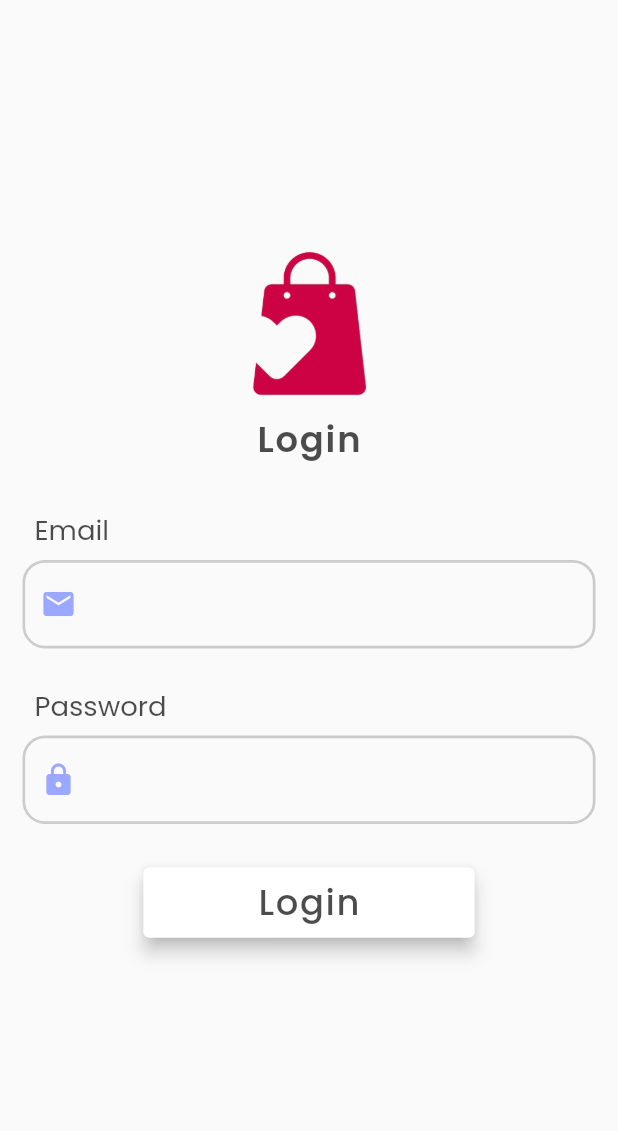
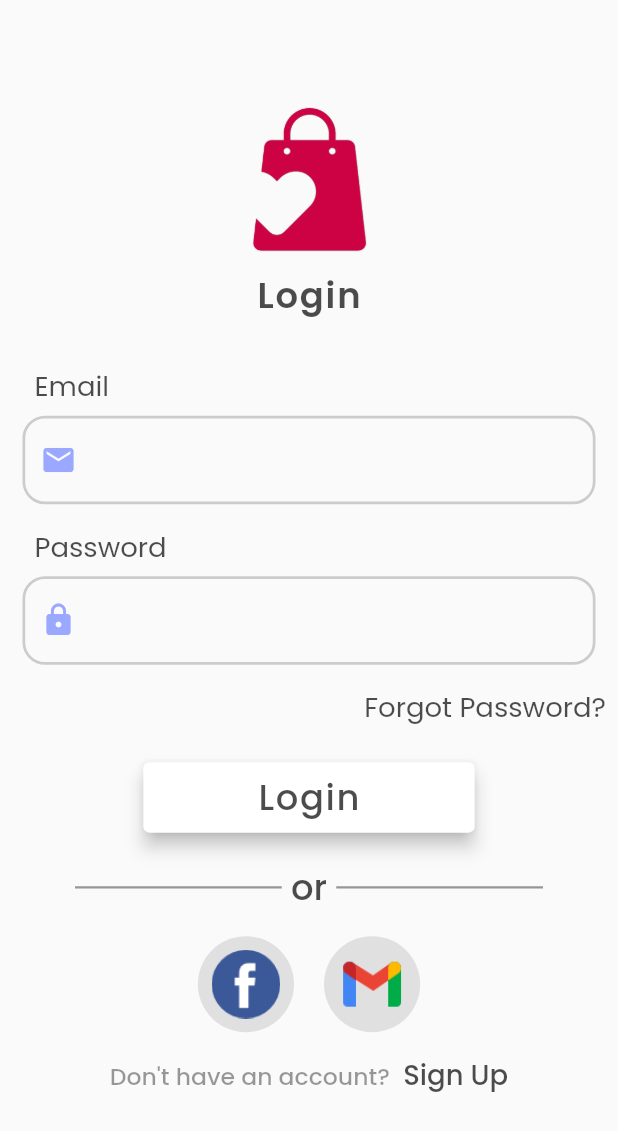
Before and after one commit to Shawon954/love_shop, a Flutter app: the LoginView screen opened by its route, on a phone screen of 412 x 824 dp. Shown: the top 1131 px of the screen. Run offline on Flutter 3.47's test engine with Material 2 defaults, Android fonts, the phone set to English and light mode, and no system bars; our stand-ins replace flutter_screenutil, get, google_fonts, lottie; missing offline and left inert: intro_screen_onboarding_flutter.

Commit message:
Login screen Completed

```diff
--- a/lib/app/app_color/app_colors.dart
+++ b/lib/app/app_color/app_colors.dart
@@ -5,6 +5,7 @@ class AppColor{
   AppColor._();
 
   static const white = Color(0xffffffff);
+  static const white70 = Color(0xb3f1f1f1);
   static const primary = Color(0xFF6484FF);
   static const primaryLight = Color(0xFF7D92FF);
   static const primaryLighter = Color(0xFF9AA8FF);
--- a/lib/app/app_image/appimage.dart
+++ b/lib/app/app_image/appimage.dart
@@ -4,6 +4,11 @@ class AppImage{
 
   static const splashimage = "assets/splash/splash.png";
 
+  static const loginicon = "assets/login_icon";
+
+
+  static const facebook_icon = "${loginicon}/facebook.png";
+  static const gmail_icon = "${loginicon}/gmail.png";
 
 
 }
--- a/lib/app/app_string/app_string.dart
+++ b/lib/app/app_string/app_string.dart
@@ -9,6 +9,11 @@ class AppString{
    static const logintext = "Login";
    static const emailtext = "Email";
    static const passwordtext = "Password";
+   static const forgotpassword = "Forgot Password?";
+   static const or = " or ";
+   static const donthave = "Don't have an account? ";
+   static const signup = " Sign Up";
+
 
 
 
--- a/lib/app/modules/login/views/login_view.dart
+++ b/lib/app/modules/login/views/login_view.dart
@@ -13,8 +13,7 @@ import '../../../widget/button/button.dart';
 import '../controllers/login_controller.dart';
 
 class LoginView extends GetView<LoginController> {
-
-  final LoginController  loginController = Get.put(LoginController());
+  final LoginController loginController = Get.put(LoginController());
 
   LoginView({Key? key}) : super(key: key);
   @override
@@ -27,85 +26,115 @@ class LoginView extends GetView<LoginController> {
           scrollDirection: Axis.vertical,
           child: Center(
             child: Column(
-
               crossAxisAlignment: CrossAxisAlignment.center,
               children: [
                 SizedBox(
-                  height: size.height/5.0,
+                  height: size.height / 12.0,
                 ),
-                Image.asset(AppImage.splashimage,height: size.height/8.2,width:size.width/4.2 ,),
+                Image.asset(
+                  AppImage.splashimage,
+                  height: size.height / 8.2,
+                  width: size.width / 4.2,
+                ),
                 SizedBox(
                   height: BaseSize.Space_10,
                 ),
-                Text(AppString.logintext,style: textStyle(fontsize: 18.sp,fontWidget: FontWeight.w600,color: AppColor.textDark70,letterSpacing: 1.2),),
+                Text(
+                  AppString.logintext,
+                  style: textStyle(
+                      fontsize: 18.sp,
+                      fontWidget: FontWeight.w600,
+                      color: AppColor.textDark70,
+                      letterSpacing: 1.2),
+                ),
                 SizedBox(
                   height: BaseSize.Space_30,
                 ),
                 Padding(
-                  padding: const EdgeInsets.only(left: BaseSize.Space_15,right: BaseSize.Space_15),
+                  padding: const EdgeInsets.only(
+                      left: BaseSize.Space_15, right: BaseSize.Space_15),
                   child: Form(
                     key: controller.loginkey,
                     child: Column(
                       crossAxisAlignment: CrossAxisAlignment.start,
                       children: [
                         Padding(
-                        padding: const EdgeInsets.only(left: BaseSize.Space_8),
-                        child: Text(AppString.emailtext,style: textStyle(fontsize: 14.sp,color: AppColor.textDark70,fontWidget: FontWeight.w400),),
+                          padding:
+                              const EdgeInsets.only(left: BaseSize.Space_8),
+                          child: Text(
+                            AppString.emailtext,
+                            style: textStyle(
+                                fontsize: 14.sp,
+                                color: AppColor.textDark70,
+                                fontWidget: FontWeight.w400),
                           ),
-                       SizedBox(height: BaseSize.Space_5,),
-
+                        ),
+                        SizedBox(
+                          height: BaseSize.Space_5,
+                        ),
                         TextFormField(
                           controller: controller.loginemailcontroller,
                           keyboardType: TextInputType.emailAddress,
                           decoration: InputDecoration(
-                           prefixIcon: Icon(Icons.email,color: AppColor.primaryLighter,),
+                            prefixIcon: Icon(
+                              Icons.email,
+                              color: AppColor.primaryLighter,
+                            ),
                             focusedBorder: OutlineInputBorder(
-
-                             borderRadius: BorderRadius.all(Radius.circular(12)),
+                                borderRadius:
+                                    BorderRadius.all(Radius.circular(12)),
                                 borderSide: BorderSide(
                                   color: AppColor.shadowDark40,
                                   width: 1.8,
-                             )
+                                )),
+                            enabledBorder: OutlineInputBorder(
+                              borderRadius:
+                                  BorderRadius.all(Radius.circular(15)),
+                              borderSide: BorderSide(
+                                  color: AppColor.shadowDark50, width: 1.8),
                             ),
-                           enabledBorder: OutlineInputBorder(
-                             borderRadius: BorderRadius.all(Radius.circular(15)),
-                             borderSide: BorderSide(
-                                 color:  AppColor.shadowDark50,width: 1.8
-                             ),
-                           ),
-
                           ),
                         ),
                         SizedBox(
-                        height: BaseSize.Space_25,
+                          height: BaseSize.Space_15,
                         ),
                         Padding(
-                        padding: const EdgeInsets.only(left: BaseSize.Space_8),
-                        child: Text(AppString.passwordtext,style: textStyle(fontsize: 14.sp,color: AppColor.textDark70,fontWidget: FontWeight.w400),),
+                          padding:
+                              const EdgeInsets.only(left: BaseSize.Space_8),
+                          child: Text(
+                            AppString.passwordtext,
+                            style: textStyle(
+                                fontsize: 14.sp,
+                                color: AppColor.textDark70,
+                                fontWidget: FontWeight.w400),
                           ),
-                      SizedBox(height: BaseSize.Space_5,),
+                        ),
+                        SizedBox(
+                          height: BaseSize.Space_5,
+                        ),
                         TextFormField(
                           controller: controller.loginpasswordcontroller,
                           keyboardType: TextInputType.emailAddress,
                           cursorColor: AppColor.textDark80,
                           autocorrect: true,
                           decoration: InputDecoration(
-                           prefixIcon: Icon(Icons.lock,color: AppColor.primaryLighter,),
+                            prefixIcon: Icon(
+                              Icons.lock,
+                              color: AppColor.primaryLighter,
+                            ),
                             focusedBorder: OutlineInputBorder(
-                             borderRadius: BorderRadius.all(Radius.circular(12)),
+                                borderRadius:
+                                    BorderRadius.all(Radius.circular(12)),
                                 borderSide: BorderSide(
                                   color: AppColor.shadowDark40,
                                   width: 1.8,
-                             )
+                                )),
+                            enabledBorder: OutlineInputBorder(
+                              borderRadius:
+                                  BorderRadius.all(Radius.circular(15)),
+                              borderSide: BorderSide(
+                                  color: AppColor.shadowDark50, width: 1.8),
                             ),
-                           enabledBorder: OutlineInputBorder(
-                             borderRadius: BorderRadius.all(Radius.circular(15)),
-                             borderSide: BorderSide(
-                                 color:  AppColor.shadowDark50,width: 1.8
-                             ),
-                           ),
-
-
                           ),
                         ),
                       ],
@@ -113,17 +142,114 @@ class LoginView extends GetView<LoginController> {
                   ),
                 ),
                 SizedBox(
-                  height: BaseSize.Space_25,
+                  height: BaseSize.Space_5,
+                ),
+                Align(
+                  alignment: Alignment.centerRight,
+                  child: TextButton(
+                      onPressed: () {},
+                      child: Text(
+                        AppString.forgotpassword,
+                        style: textStyle(
+                          fontWidget: FontWeight.w400,
+                          fontsize: 14.sp,
+                        ),
+                      )),
+                ),
+                SizedBox(
+                  height: BaseSize.Space_8,
                 ),
                 Button(
-                  height: size.height/15.0,
-                  width: size.width/1.8,
-                  child: Text(AppString.logintext,style: textStyle(fontWidget: FontWeight.w500,fontsize: 18.sp,letterSpacing: 1.1),),
-                  onPressed: () {  },),
+                  height: size.height / 15.0,
+                  width: size.width / 1.8,
+                  child: Text(
+                    AppString.logintext,
+                    style: textStyle(
+                        fontWidget: FontWeight.w500,
+                        fontsize: 18.sp,
+                        letterSpacing: 1.1),
+                  ),
+                  onPressed: () {},
+                ),
+                SizedBox(
+                  height: BaseSize.Space_15,
+                ),
+                Row(
+                  children: [
+                    Expanded(
+                        flex: 1,
+                        child: Divider(
+                          thickness: 1.5,
+                          color: AppColor.textDark40,
+                          indent: 50,
+                        )),
+                    Text(
+                      AppString.or,
+                      style: textStyle(
+                        fontsize: 18.sp,
+                        fontWidget: FontWeight.w500,
+                        color: AppColor.textDark70,
+                      ),
+                    ),
+                    Expanded(
+                        flex: 1,
+                        child: Divider(
+                          thickness: 1.5,
+                          color: AppColor.textDark40,
+                          endIndent: 50,
+                        )),
+                  ],
+                ),
+                SizedBox(
+                  height: BaseSize.Space_15,
+                ),
+                Row(
+                  mainAxisAlignment: MainAxisAlignment.center,
+                  children: [
+                    InkWell(
+                      onTap: () {},
+                      child: CircleAvatar(
+                          backgroundColor: Colors.grey.shade300,
+                          radius: 28.r,
+                          child: Image.asset(
+                            AppImage.facebook_icon,
+                            height: 40.h,
+                            width: 40.w,
+                          )),
+                    ),
+                    SizedBox(width: BaseSize.Space_20,),
+                    InkWell(
+                      onTap: () {},
+                      child: CircleAvatar(
+                          backgroundColor: Colors.grey.shade300,
+                          radius: 28.r,
+                          child: Image.asset(
+                            AppImage.gmail_icon,
+                            height: 40.h,
+                            width: 40.w,
+                          )),
+                    ),
 
+                  ],
+                ),
                 SizedBox(
-                  height: BaseSize.Space_20,
+                  height: BaseSize.Space_15,
                 ),
+                RichText(
+                    text: TextSpan(
+                        text: AppString.donthave,
+                        style: textStyle(
+                            fontsize: 12.sp,
+                            color: AppColor.textDark40,
+                            fontWidget: FontWeight.w500),
+                        children: [
+                      TextSpan(
+                          text: AppString.signup,
+                          style: textStyle(
+                              fontsize: 14.sp,
+                              color: AppColor.textDark70,
+                              fontWidget: FontWeight.w500)),
+                    ])),
               ],
             ),
           ),
--- a/pubspec.yaml
+++ b/pubspec.yaml
@@ -69,6 +69,7 @@ flutter:
      - assets/splash/
      - assets/lottie/
      - assets/onbording/
+     - assets/login_icon/
   #   - images/a_dot_ham.jpeg
 
   # An image asset can refer to one or more resolution-specific "variants", see
```
Also changed, not shown: assets/login_icon/facebook.png (added), assets/login_icon/gmail.png (added). Lines whose indentation alone changed are shown as unchanged.
